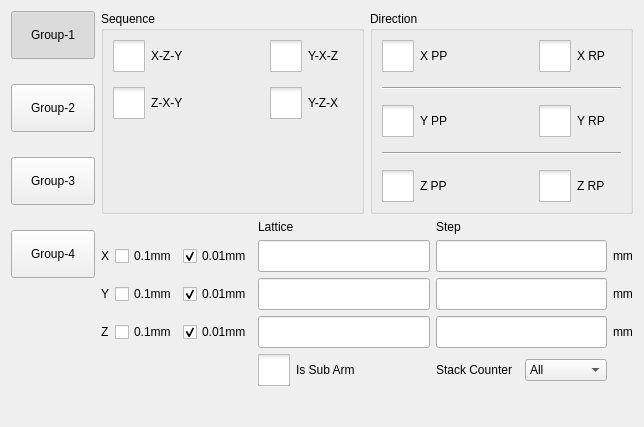
Qt form hcsettings/ichcstackedsettingsframe.ui (dongdong-2009/3-5AxisRobot) before a commit.
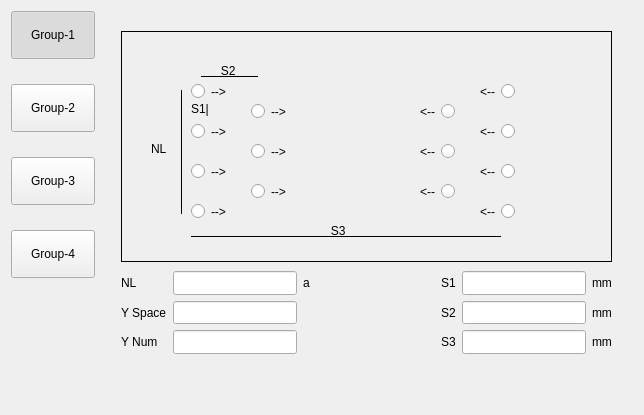
The same form after that commit. Icons and pictures are not drawn. Custom widgets are drawn as their Qt base class.

```diff
--- a/hcsettings/ichcstackedsettingsframe.ui
+++ b/hcsettings/ichcstackedsettingsframe.ui
@@ -7,7 +7,7 @@
     <x>0</x>
     <y>0</y>
     <width>644</width>
-    <height>427</height>
+    <height>415</height>
    </rect>
   </property>
   <property name="windowTitle">
@@ -172,7 +172,24 @@
     </layout>
    </item>
    <item>
+    <widget class="QStackedWidget" name="stackedWidget">
+     <property name="currentIndex">
+      <number>1</number>
+     </property>
+     <widget class="QWidget" name="page">
     <layout class="QVBoxLayout" name="verticalLayout_2">
+       <property name="leftMargin">
+        <number>2</number>
+       </property>
+       <property name="topMargin">
+        <number>2</number>
+       </property>
+       <property name="rightMargin">
+        <number>2</number>
+       </property>
+       <property name="bottomMargin">
+        <number>2</number>
+       </property>
      <item>
       <layout class="QHBoxLayout" name="horizontalLayout">
        <item>
@@ -869,6 +886,462 @@
       </spacer>
      </item>
     </layout>
+     </widget>
+     <widget class="QWidget" name="page_2">
+      <widget class="QFrame" name="frame">
+       <property name="geometry">
+        <rect>
+         <x>20</x>
+         <y>20</y>
+         <width>491</width>
+         <height>231</height>
+        </rect>
+       </property>
+       <property name="frameShape">
+        <enum>QFrame::Box</enum>
+       </property>
+       <property name="frameShadow">
+        <enum>QFrame::Plain</enum>
+       </property>
+       <widget class="QRadioButton" name="radioButton">
+        <property name="geometry">
+         <rect>
+          <x>70</x>
+          <y>50</y>
+          <width>44</width>
+          <height>21</height>
+         </rect>
+        </property>
+        <property name="text">
+         <string>--&gt;</string>
+        </property>
+       </widget>
+       <widget class="QRadioButton" name="radioButton_2">
+        <property name="geometry">
+         <rect>
+          <x>70</x>
+          <y>90</y>
+          <width>44</width>
+          <height>21</height>
+         </rect>
+        </property>
+        <property name="text">
+         <string>--&gt;</string>
+        </property>
+       </widget>
+       <widget class="QRadioButton" name="radioButton_3">
+        <property name="geometry">
+         <rect>
+          <x>70</x>
+          <y>130</y>
+          <width>44</width>
+          <height>21</height>
+         </rect>
+        </property>
+        <property name="text">
+         <string>--&gt;</string>
+        </property>
+       </widget>
+       <widget class="QRadioButton" name="radioButton_4">
+        <property name="geometry">
+         <rect>
+          <x>70</x>
+          <y>170</y>
+          <width>44</width>
+          <height>21</height>
+         </rect>
+        </property>
+        <property name="text">
+         <string>--&gt;</string>
+        </property>
+       </widget>
+       <widget class="QRadioButton" name="radioButton_5">
+        <property name="geometry">
+         <rect>
+          <x>130</x>
+          <y>70</y>
+          <width>44</width>
+          <height>21</height>
+         </rect>
+        </property>
+        <property name="text">
+         <string>--&gt;</string>
+        </property>
+       </widget>
+       <widget class="QRadioButton" name="radioButton_6">
+        <property name="geometry">
+         <rect>
+          <x>130</x>
+          <y>110</y>
+          <width>44</width>
+          <height>21</height>
+         </rect>
+        </property>
+        <property name="text">
+         <string>--&gt;</string>
+        </property>
+       </widget>
+       <widget class="QRadioButton" name="radioButton_7">
+        <property name="geometry">
+         <rect>
+          <x>130</x>
+          <y>150</y>
+          <width>44</width>
+          <height>21</height>
+         </rect>
+        </property>
+        <property name="text">
+         <string>--&gt;</string>
+        </property>
+       </widget>
+       <widget class="QRadioButton" name="radioButton_8">
+        <property name="geometry">
+         <rect>
+          <x>290</x>
+          <y>70</y>
+          <width>44</width>
+          <height>21</height>
+         </rect>
+        </property>
+        <property name="layoutDirection">
+         <enum>Qt::RightToLeft</enum>
+        </property>
+        <property name="text">
+         <string>&lt;--</string>
+        </property>
+       </widget>
+       <widget class="QRadioButton" name="radioButton_9">
+        <property name="geometry">
+         <rect>
+          <x>290</x>
+          <y>110</y>
+          <width>44</width>
+          <height>21</height>
+         </rect>
+        </property>
+        <property name="layoutDirection">
+         <enum>Qt::RightToLeft</enum>
+        </property>
+        <property name="text">
+         <string>&lt;--</string>
+        </property>
+       </widget>
+       <widget class="QRadioButton" name="radioButton_10">
+        <property name="geometry">
+         <rect>
+          <x>290</x>
+          <y>150</y>
+          <width>44</width>
+          <height>21</height>
+         </rect>
+        </property>
+        <property name="layoutDirection">
+         <enum>Qt::RightToLeft</enum>
+        </property>
+        <property name="text">
+         <string>&lt;--</string>
+        </property>
+       </widget>
+       <widget class="QRadioButton" name="radioButton_11">
+        <property name="geometry">
+         <rect>
+          <x>350</x>
+          <y>50</y>
+          <width>44</width>
+          <height>21</height>
+         </rect>
+        </property>
+        <property name="layoutDirection">
+         <enum>Qt::RightToLeft</enum>
+        </property>
+        <property name="text">
+         <string>&lt;--</string>
+        </property>
+       </widget>
+       <widget class="QRadioButton" name="radioButton_12">
+        <property name="geometry">
+         <rect>
+          <x>350</x>
+          <y>90</y>
+          <width>44</width>
+          <height>21</height>
+         </rect>
+        </property>
+        <property name="layoutDirection">
+         <enum>Qt::RightToLeft</enum>
+        </property>
+        <property name="text">
+         <string>&lt;--</string>
+        </property>
+       </widget>
+       <widget class="QRadioButton" name="radioButton_13">
+        <property name="geometry">
+         <rect>
+          <x>350</x>
+          <y>130</y>
+          <width>44</width>
+          <height>21</height>
+         </rect>
+        </property>
+        <property name="layoutDirection">
+         <enum>Qt::RightToLeft</enum>
+        </property>
+        <property name="text">
+         <string>&lt;--</string>
+        </property>
+       </widget>
+       <widget class="QRadioButton" name="radioButton_14">
+        <property name="geometry">
+         <rect>
+          <x>350</x>
+          <y>170</y>
+          <width>44</width>
+          <height>21</height>
+         </rect>
+        </property>
+        <property name="layoutDirection">
+         <enum>Qt::RightToLeft</enum>
+        </property>
+        <property name="text">
+         <string>&lt;--</string>
+        </property>
+       </widget>
+       <widget class="QLabel" name="label_10">
+        <property name="geometry">
+         <rect>
+          <x>70</x>
+          <y>70</y>
+          <width>20</width>
+          <height>15</height>
+         </rect>
+        </property>
+        <property name="text">
+         <string>S1|</string>
+        </property>
+       </widget>
+       <widget class="QLabel" name="label_11">
+        <property name="geometry">
+         <rect>
+          <x>80</x>
+          <y>30</y>
+          <width>61</width>
+          <height>20</height>
+         </rect>
+        </property>
+        <property name="font">
+         <font>
+          <underline>true</underline>
+         </font>
+        </property>
+        <property name="text">
+         <string>      S2       </string>
+        </property>
+       </widget>
+       <widget class="QLabel" name="label_12">
+        <property name="geometry">
+         <rect>
+          <x>30</x>
+          <y>110</y>
+          <width>16</width>
+          <height>15</height>
+         </rect>
+        </property>
+        <property name="text">
+         <string>NL</string>
+        </property>
+       </widget>
+       <widget class="QLabel" name="label_13">
+        <property name="geometry">
+         <rect>
+          <x>70</x>
+          <y>190</y>
+          <width>321</width>
+          <height>20</height>
+         </rect>
+        </property>
+        <property name="font">
+         <font>
+          <underline>true</underline>
+         </font>
+        </property>
+        <property name="text">
+         <string>                                          S3                                               </string>
+        </property>
+       </widget>
+       <widget class="QFrame" name="frame_2">
+        <property name="geometry">
+         <rect>
+          <x>60</x>
+          <y>59</y>
+          <width>1</width>
+          <height>124</height>
+         </rect>
+        </property>
+        <property name="frameShape">
+         <enum>QFrame::Box</enum>
+        </property>
+        <property name="frameShadow">
+         <enum>QFrame::Plain</enum>
+        </property>
+       </widget>
+      </widget>
+      <widget class="QWidget" name="">
+       <property name="geometry">
+        <rect>
+         <x>20</x>
+         <y>260</y>
+         <width>491</width>
+         <height>83</height>
+        </rect>
+       </property>
+       <layout class="QGridLayout" name="gridLayout_2">
+        <item row="0" column="2">
+         <widget class="QLabel" name="label_15">
+          <property name="text">
+           <string>a</string>
+          </property>
+         </widget>
+        </item>
+        <item row="0" column="1">
+         <widget class="ICLineEditWithVirtualNumericKeypad" name="nL">
+          <property name="sizePolicy">
+           <sizepolicy hsizetype="Expanding" vsizetype="Preferred">
+            <horstretch>0</horstretch>
+            <verstretch>0</verstretch>
+           </sizepolicy>
+          </property>
+         </widget>
+        </item>
+        <item row="0" column="5">
+         <widget class="ICLineEditWithVirtualNumericKeypad" name="s1">
+          <property name="sizePolicy">
+           <sizepolicy hsizetype="Expanding" vsizetype="Preferred">
+            <horstretch>0</horstretch>
+            <verstretch>0</verstretch>
+           </sizepolicy>
+          </property>
+         </widget>
+        </item>
+        <item row="1" column="5">
+         <widget class="ICLineEditWithVirtualNumericKeypad" name="s2">
+          <property name="sizePolicy">
+           <sizepolicy hsizetype="Expanding" vsizetype="Preferred">
+            <horstretch>0</horstretch>
+            <verstretch>0</verstretch>
+           </sizepolicy>
+          </property>
+         </widget>
+        </item>
+        <item row="0" column="4">
+         <widget class="QLabel" name="label_17">
+          <property name="text">
+           <string>S1</string>
+          </property>
+         </widget>
+        </item>
+        <item row="0" column="0">
+         <widget class="QLabel" name="label_14">
+          <property name="text">
+           <string>NL</string>
+          </property>
+         </widget>
+        </item>
+        <item row="0" column="6">
+         <widget class="QLabel" name="label_20">
+          <property name="text">
+           <string>mm</string>
+          </property>
+         </widget>
+        </item>
+        <item row="1" column="4">
+         <widget class="QLabel" name="label_19">
+          <property name="text">
+           <string>S2</string>
+          </property>
+         </widget>
+        </item>
+        <item row="2" column="4">
+         <widget class="QLabel" name="label_16">
+          <property name="text">
+           <string>S3</string>
+          </property>
+         </widget>
+        </item>
+        <item row="2" column="5">
+         <widget class="ICLineEditWithVirtualNumericKeypad" name="s3">
+          <property name="sizePolicy">
+           <sizepolicy hsizetype="Expanding" vsizetype="Preferred">
+            <horstretch>0</horstretch>
+            <verstretch>0</verstretch>
+           </sizepolicy>
+          </property>
+         </widget>
+        </item>
+        <item row="2" column="6">
+         <widget class="QLabel" name="label_21">
+          <property name="text">
+           <string>mm</string>
+          </property>
+         </widget>
+        </item>
+        <item row="1" column="3">
+         <spacer name="horizontalSpacer">
+          <property name="orientation">
+           <enum>Qt::Horizontal</enum>
+          </property>
+          <property name="sizeHint" stdset="0">
+           <size>
+            <width>40</width>
+            <height>20</height>
+           </size>
+          </property>
+         </spacer>
+        </item>
+        <item row="1" column="6">
+         <widget class="QLabel" name="label_18">
+          <property name="text">
+           <string>mm</string>
+          </property>
+         </widget>
+        </item>
+        <item row="1" column="0">
+         <widget class="QLabel" name="label_22">
+          <property name="text">
+           <string>Y Space</string>
+          </property>
+         </widget>
+        </item>
+        <item row="2" column="0">
+         <widget class="QLabel" name="label_23">
+          <property name="text">
+           <string>Y Num</string>
+          </property>
+         </widget>
+        </item>
+        <item row="1" column="1">
+         <widget class="ICLineEditWithVirtualNumericKeypad" name="ySpace">
+          <property name="sizePolicy">
+           <sizepolicy hsizetype="Expanding" vsizetype="Preferred">
+            <horstretch>0</horstretch>
+            <verstretch>0</verstretch>
+           </sizepolicy>
+          </property>
+         </widget>
+        </item>
+        <item row="2" column="1">
+         <widget class="ICLineEditWithVirtualNumericKeypad" name="yNum">
+          <property name="sizePolicy">
+           <sizepolicy hsizetype="Expanding" vsizetype="Preferred">
+            <horstretch>0</horstretch>
+            <verstretch>0</verstretch>
+           </sizepolicy>
+          </property>
+         </widget>
+        </item>
+       </layout>
+      </widget>
+     </widget>
+    </widget>
    </item>
   </layout>
  </widget>
```
Left out of the diff: 4 changed lines with no effect on the pictures. Lines whose indentation alone changed are shown as unchanged.
